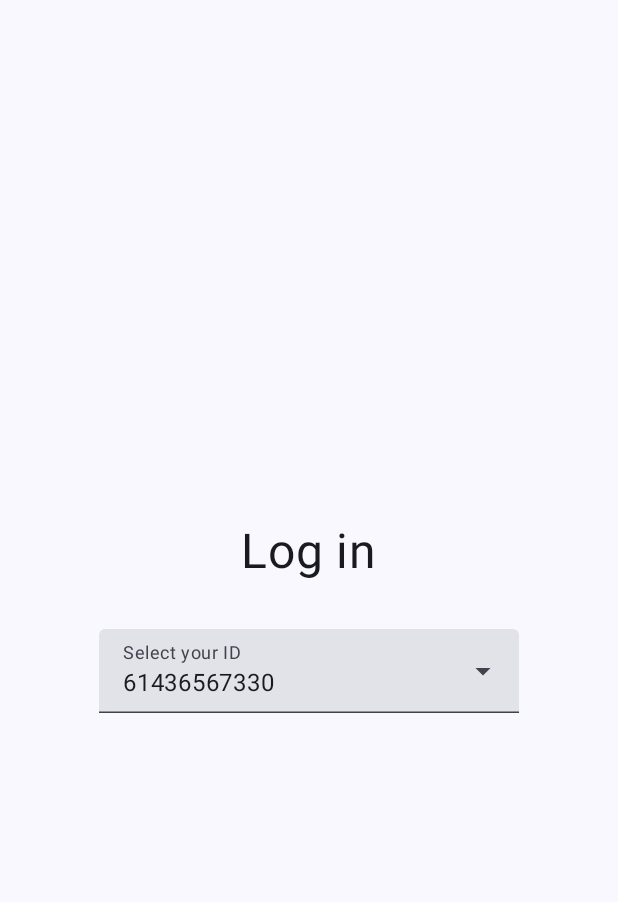
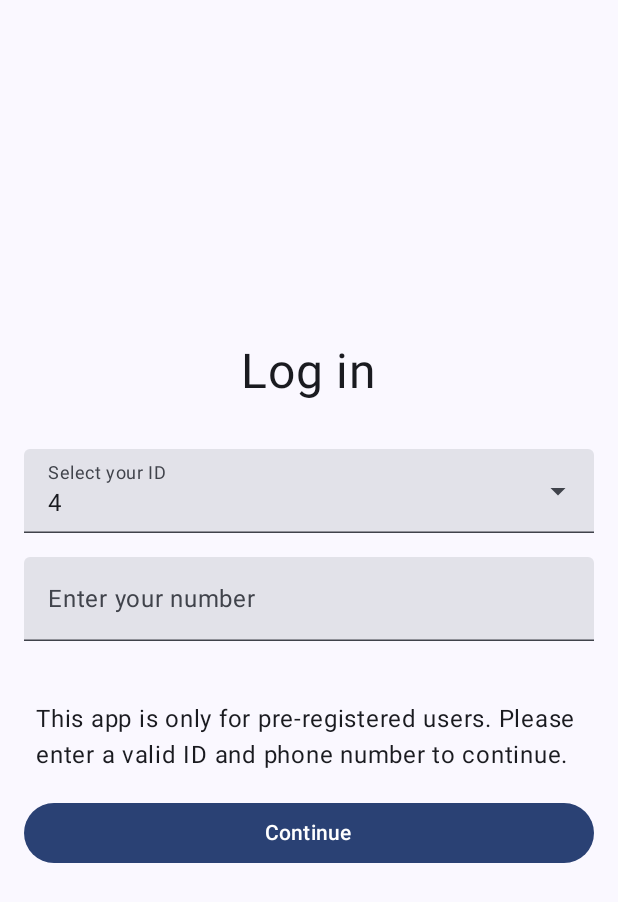
Before and after one commit to watanabe-homare/monashapp1, an Android app built with Jetpack Compose: the Loginscreen screen opened directly, with no data from a screen before it, on a phone screen of 412 x 824 dp. Shown: the top 902 px of the screen. Run offline under Robolectric (Android 15) with nearby library versions, the phone set to English and light mode, and no system bars.

Commit message:
add phone number validation and others to Loginscreen complete Loginscreen

```diff
--- a/app/src/main/java/com/fit2081/monashapp1/Loginscreen.kt
+++ b/app/src/main/java/com/fit2081/monashapp1/Loginscreen.kt
@@ -1,7 +1,9 @@
 package com.fit2081.monashapp1
 
 import android.content.Context
+import android.content.Intent
 import android.os.Bundle
+import android.widget.Toast
 import androidx.activity.ComponentActivity
 import androidx.activity.compose.setContent
 import androidx.activity.enableEdgeToEdge
@@ -9,8 +11,10 @@ import androidx.compose.foundation.layout.Arrangement
 import androidx.compose.foundation.layout.Column
 import androidx.compose.foundation.layout.Spacer
 import androidx.compose.foundation.layout.fillMaxSize
+import androidx.compose.foundation.layout.fillMaxWidth
 import androidx.compose.foundation.layout.height
 import androidx.compose.foundation.layout.padding
+import androidx.compose.material3.Button
 import androidx.compose.material3.DropdownMenuItem
 import androidx.compose.material3.ExperimentalMaterial3Api
 import androidx.compose.material3.ExposedDropdownMenuBox
@@ -26,6 +30,7 @@ import androidx.compose.runtime.remember
 import androidx.compose.runtime.setValue
 import androidx.compose.ui.Alignment
 import androidx.compose.ui.Modifier
+import androidx.compose.ui.platform.LocalContext
 import androidx.compose.ui.unit.dp
 import androidx.compose.ui.unit.sp
 import com.fit2081.monashapp1.ui.theme.Monashapp1Theme
@@ -40,7 +45,7 @@ class Loginscreen : ComponentActivity() {
             Monashapp1Theme {
                 Scaffold(modifier = Modifier.fillMaxSize()) { innerPadding ->
                     LoginscreenContent(
-                        context = this@Loginscreen,
+//                        context = this@Loginscreen,
                         modifier = Modifier.padding(innerPadding)
                     )
                 }
@@ -67,6 +72,18 @@ fun getColumnFromCSV(context: Context, fileName: String, columnIndex: Int): List
     return columnData
 }
 
+// check if the phone number entered valid or not
+// return True if valid, otherwise, False
+fun isNumberValid(phoneNumber: String, validList: List<String>): Boolean {
+    validList.forEach { item ->
+        if(item == phoneNumber){
+            return true
+        }
+    }
+//    after checking all the items in the valid list
+    return false
+}
+
 @OptIn(ExperimentalMaterial3Api::class)
 @Composable
 fun DropdownFromCSV(context: Context, fileName: String, columnIndex: Int) {
@@ -87,6 +104,8 @@ fun DropdownFromCSV(context: Context, fileName: String, columnIndex: Int) {
                 ExposedDropdownMenuDefaults.TrailingIcon(expanded = expanded)
             },
             modifier = Modifier.menuAnchor(type = MenuAnchorType.PrimaryNotEditable) // required for proper positioning
+                .fillMaxWidth()
+                .padding(bottom = 16.dp)
         )
         ExposedDropdownMenu(
             expanded = expanded,
@@ -106,8 +125,11 @@ fun DropdownFromCSV(context: Context, fileName: String, columnIndex: Int) {
 }
 
 @Composable
-fun LoginscreenContent(context: Context, modifier: Modifier = Modifier) {
+fun LoginscreenContent(modifier: Modifier = Modifier) {
 //    values
+    val context = LocalContext.current
+    var phoneNumber by remember { mutableStateOf("") }
+    val validPhoneNumberList = getColumnFromCSV(context, "sample.csv", 0)
 
 // Column layout for the LoginscreenContent
     Column(
@@ -136,6 +158,46 @@ fun LoginscreenContent(context: Context, modifier: Modifier = Modifier) {
 
         Spacer(modifier = Modifier.height(16.dp))
 
-        DropdownFromCSV(context, "sample.csv", 0)
+        DropdownFromCSV(context, "sample.csv", 1)
+
+        // Text field for entering the location.
+        TextField(
+            value = phoneNumber,
+            // Update phone number when the text changes.
+            onValueChange = { phoneNumber = it },
+            label = { Text("Enter your number") },
+            modifier = Modifier
+                .fillMaxWidth()
+                .padding(bottom = 16.dp)
+        )
+
+        Spacer(modifier = Modifier.height(16.dp))
+
+        Text(
+            text = "This app is only for pre-registered users. Please enter a valid ID and phone number to continue.",
+            fontSize = 16.sp,
+            modifier = Modifier.padding(8.dp)
+        )
+
+        Spacer(modifier = Modifier.height(8.dp))
+
+        Button(
+            onClick = {
+                if(isNumberValid(phoneNumber, validPhoneNumberList)){
+                    // if correct show a toast message and navigate to the questionnaire
+                    Toast.makeText(context, "Login Successful", Toast.LENGTH_LONG).show()
+                    context.startActivity(Intent(context, Questionnaire::class.java))
+                }
+                else{
+                    // if incorrect show a toast message saying phone number invalid
+                    Toast.makeText(context, "Phone number invalid", Toast.LENGTH_LONG).show()
+                }
+            },
+            modifier = Modifier
+                .fillMaxWidth()
+                .padding(bottom = 16.dp)
+        ) {
+            Text("Continue")
+        }
     }
 }
```
